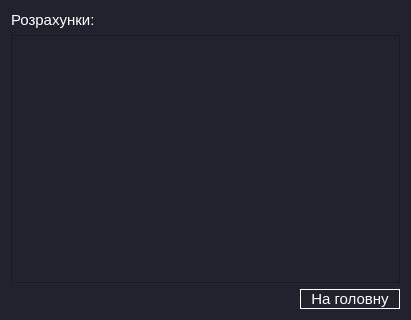
This is resultViushka.ui in NonExistentUsername/proctica as Qt 5 draws it before an edit. The edited form follows.
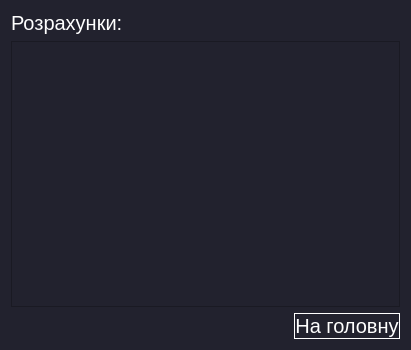
This is the edited form.

```diff
--- a/resultViushka.ui
+++ b/resultViushka.ui
@@ -7,7 +7,7 @@
     <x>0</x>
     <y>0</y>
     <width>411</width>
-    <height>320</height>
+    <height>350</height>
    </rect>
   </property>
   <property name="sizePolicy">
@@ -31,7 +31,7 @@
     <widget class="QLabel" name="label">
      <property name="font">
       <font>
-       <pointsize>11</pointsize>
+       <pointsize>15</pointsize>
       </font>
      </property>
      <property name="styleSheet">
@@ -43,7 +43,13 @@
     </widget>
    </item>
    <item>
-    <widget class="QTableView" name="tableView"/>
+    <widget class="QTableView" name="tableView">
+     <property name="font">
+      <font>
+       <pointsize>14</pointsize>
+      </font>
+     </property>
+    </widget>
    </item>
    <item>
     <layout class="QHBoxLayout" name="horizontalLayout">
@@ -65,12 +71,12 @@
        <property name="minimumSize">
         <size>
          <width>100</width>
-         <height>0</height>
+         <height>25</height>
         </size>
        </property>
        <property name="font">
         <font>
-         <pointsize>11</pointsize>
+         <pointsize>15</pointsize>
          <weight>50</weight>
          <bold>false</bold>
         </font>
```
